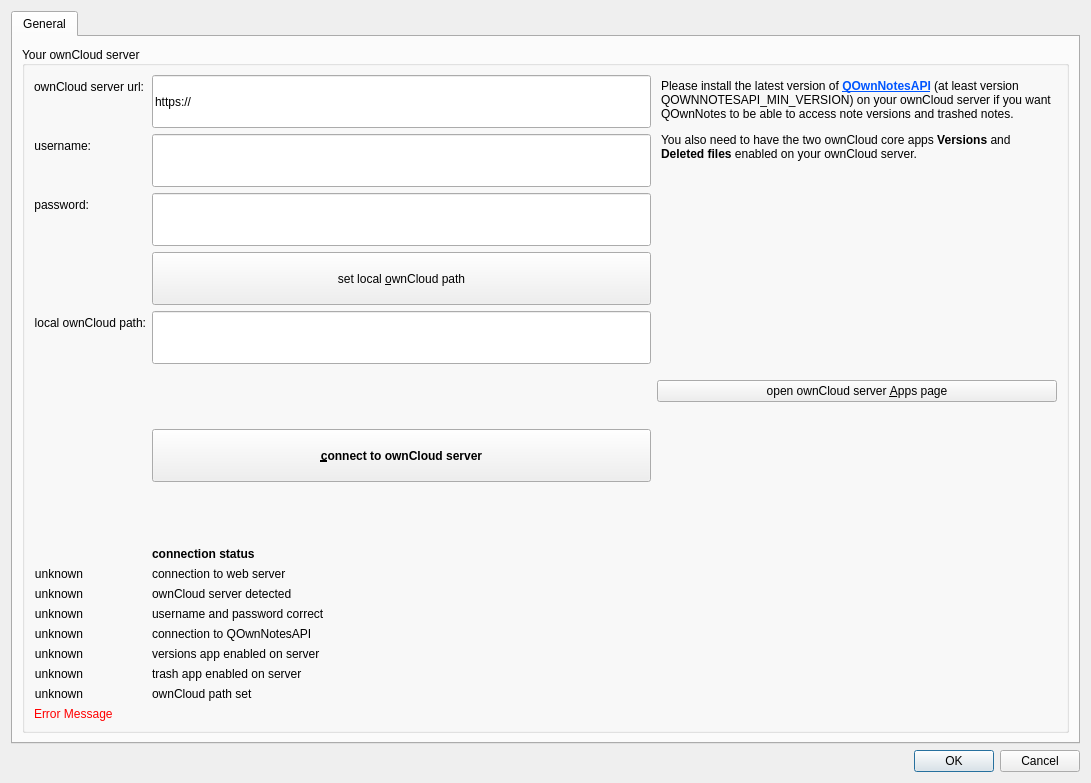
Before: the Qt Designer form src/settingsdialog.ui in pbek/QOwnNotes, drawn with Qt 5.
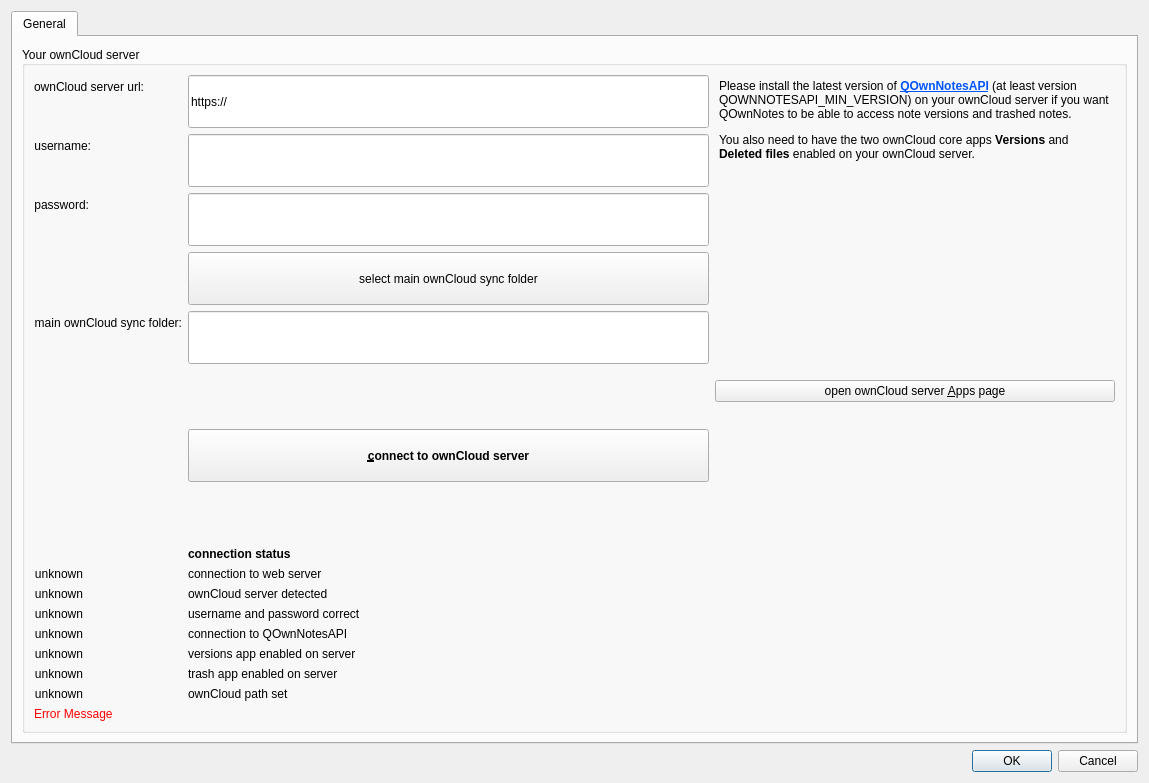
After: the same form once the commit is applied. Icons and pictures are not drawn.

The edit to the form file:
```diff
--- a/src/settingsdialog.ui
+++ b/src/settingsdialog.ui
@@ -6,7 +6,7 @@
    <rect>
     <x>0</x>
     <y>0</y>
-    <width>1091</width>
+    <width>1149</width>
     <height>783</height>
    </rect>
   </property>
@@ -249,7 +249,7 @@
                  <string>&lt;html&gt;&lt;head/&gt;&lt;body&gt;&lt;p&gt;Click here to set your ownCloud directory.&lt;/p&gt;&lt;/body&gt;&lt;/html&gt;</string>
                 </property>
                 <property name="text">
-                 <string>set local &amp;ownCloud path</string>
+                 <string>select main ownCloud sync folder</string>
                 </property>
                 <property name="icon">
                  <iconset resource="breeze.qrc">
@@ -260,7 +260,7 @@
               <item row="5" column="0">
                <widget class="QLabel" name="label_6">
                 <property name="text">
-                 <string>local ownCloud path:</string>
+                 <string>main ownCloud sync folder:</string>
                 </property>
                 <property name="alignment">
                  <set>Qt::AlignRight|Qt::AlignTrailing|Qt::AlignVCenter</set>
```
